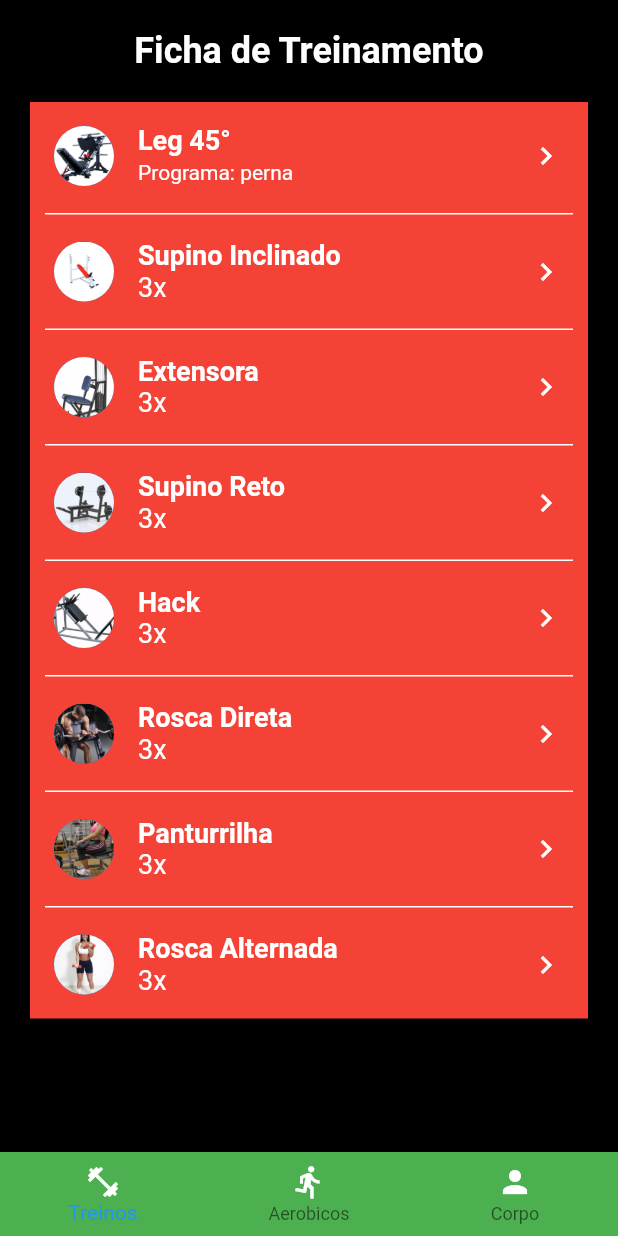
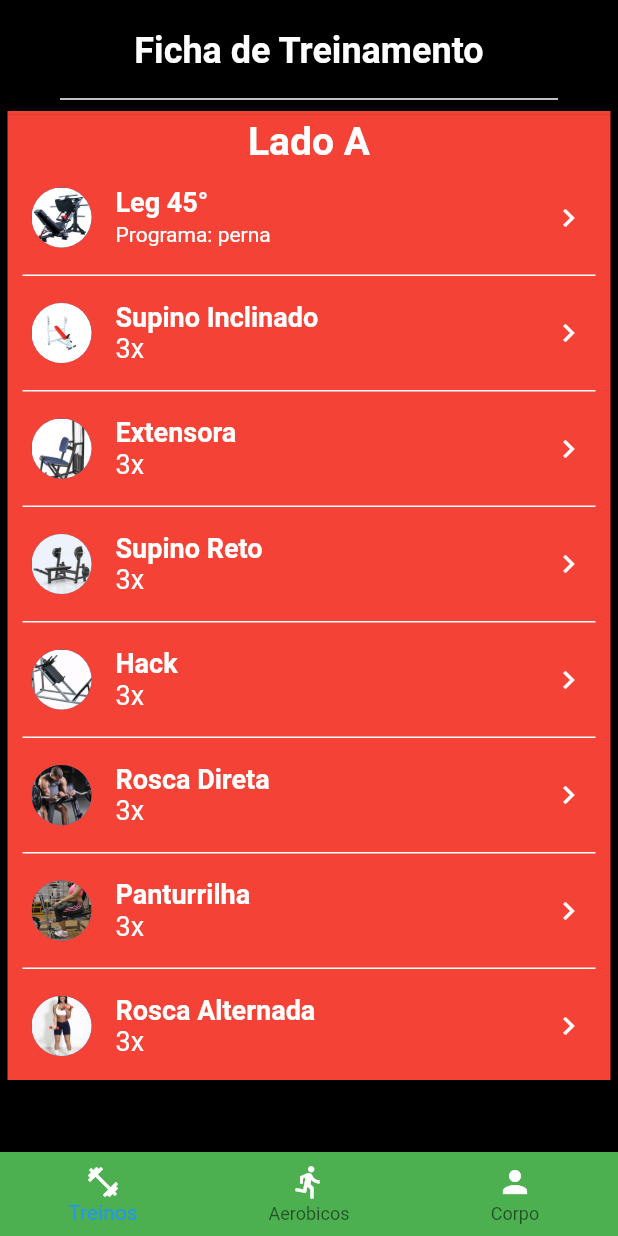
Before and after one commit to wagnerfilho1995/Zero-Fit, a Flutter app: the screen it shows after launch, on a phone screen of 412 x 824 dp. Run offline on Flutter 3.47's test engine with Material 2 defaults, Android fonts, the phone set to English and light mode, and no system bars; drawn by our look-alikes of flip_card.

```diff
--- a/zerofit/lib/treinos.dart
+++ b/zerofit/lib/treinos.dart
@@ -22,14 +22,31 @@ class _TreinosState extends State<Treinos> {
                 padding: EdgeInsets.symmetric(horizontal: 20, vertical: 10),
                 child: Text('Ficha de Treinamento', style: TextStyle(fontSize: 24, fontWeight: FontWeight.bold, color: Colors.white),textAlign: TextAlign.center),
               ),
+               Padding(
+                padding: EdgeInsets.symmetric(horizontal: 40, vertical: 0),
+                child: Divider(
+                  color: Colors.white,
+                  thickness: 1,
+                )
+              ),
               Padding(
-                padding: EdgeInsets.symmetric(horizontal: 20, vertical: 10),
+                padding: EdgeInsets.symmetric(horizontal: 5, vertical: 0),
                 child: FlipCard(
                   direction: FlipDirection.HORIZONTAL,
                   front: Container(
                     color: Colors.red,
                       child: Column(
                         children: <Widget>[
+                          Divider(
+                            height: 5,
+                          ),
+                          Text('Lado A',
+                          style: TextStyle(
+                              fontSize: 26,
+                              fontWeight: FontWeight.bold,
+                              color: Colors.white,
+                            )
+                          ),
                           ListTile(
                             leading: CircleAvatar(
                               backgroundImage: AssetImage('assets/leg/leg45.jpg')
@@ -158,6 +175,16 @@ class _TreinosState extends State<Treinos> {
                     color: Colors.blue,
                       child: Column(
                         children: <Widget>[
+                          Divider(
+                            height: 5,
+                          ),
+                          Text('Lado B',
+                          style: TextStyle(
+                              fontSize: 26,
+                              fontWeight: FontWeight.bold,
+                              color: Colors.white,
+                            )
+                          ),
                           ListTile(
                             leading: CircleAvatar(
                               backgroundImage: AssetImage('assets/leg/flexora.jpg')
@@ -273,14 +300,6 @@ class _TreinosState extends State<Treinos> {
                           ),
                         ]
                       ),
-                      /*child: ListTile(
-                        leading: CircleAvatar(
-                          backgroundImage: AssetImage('assets/leg/leg45.jpg')
-                        ),
-                        title: Text('Leg 45°', style: TextStyle(fontSize: 18, fontWeight: FontWeight.bold, color: Colors.white)),
-                        subtitle: Text('3x', style: TextStyle(fontSize: 18, color: Colors.white)),
-                        trailing: Icon(Icons.keyboard_arrow_right, color: Colors.white),
-                      )*/
                   ),
                 )
               )
--- a/zerofit/pubspec.yaml
+++ b/zerofit/pubspec.yaml
@@ -59,6 +59,7 @@ flutter:
     - assets/supino-reto.jpg
     - assets/tri-corda.jpg
     - assets/tri-frances.jpg
+    - assets/jackie.jpg
 
   # An image asset can refer to one or more resolution-specific "variants", see
   # https://flutter.dev/assets-and-images/#resolution-aware.
```
Also changed, not shown: zerofit/lib/body.dart (+19 -1 lines), zerofit/assets/jackie.jpg (added).
